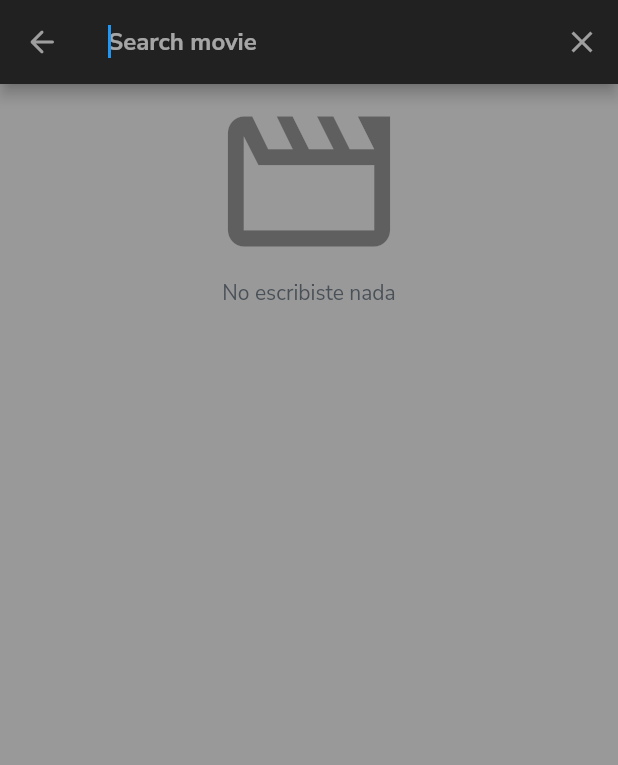
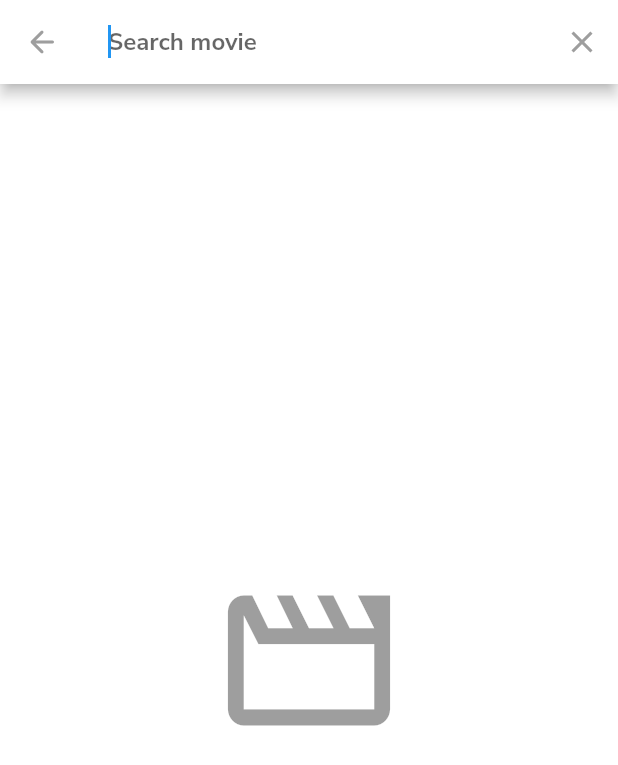
Before and after one commit to YerikAH/movies-app, a Flutter app: the screen it shows after launch, after a tap on the "search" icon, on a phone screen of 412 x 824 dp. Shown: the top 765 px of the screen. Run offline on Flutter 3.47's test engine with Material 2 defaults, Android fonts, the phone set to English and light mode, and no system bars; our stand-ins replace card_swiper; network calls fail.

Commit message:
Dev: add styles

```diff
--- a/lib/search/search_delegate.dart
+++ b/lib/search/search_delegate.dart
@@ -1,5 +1,4 @@
 import 'package:flutter/material.dart';
-import 'package:movies_app/theme/app_theme.dart';
 import 'package:movies_app/providers/movie_provider.dart';
 import 'package:provider/provider.dart';
 import 'package:movies_app/models/models.dart';
@@ -12,7 +11,7 @@ class MovieSearchDelegate extends SearchDelegate {
   List<Widget> buildActions(BuildContext context) {
     return [
       IconButton(
-        icon: Icon(Icons.clear),
+        icon: const Icon(Icons.clear),
         onPressed: () => query = '',
       )
     ];
@@ -22,29 +21,23 @@ class MovieSearchDelegate extends SearchDelegate {
   Widget buildLeading(BuildContext context) {
     return IconButton(
       onPressed: () => close(context, null),
-      icon: Icon(Icons.arrow_back_rounded),
+      icon: const Icon(Icons.arrow_back_rounded),
     );
   }
 
   @override
   Widget buildResults(BuildContext context) {
     return Text("my build results",
-        style: TextStyle(color: AppTheme.gray));
+        style: Theme.of(context).textTheme.bodyText1);
   }
 
   Widget _emptyContainer() {
-    return Column(
-      children: const[
-        Center(
+    return const Center(
       child: Icon(
         Icons.movie_creation_outlined,
         color: Colors.black38,
         size: 130.0,
       ),
-
-        ),
-        Text("No escribiste nada")
-      ],
     );
   }
 
@@ -56,17 +49,15 @@ class MovieSearchDelegate extends SearchDelegate {
 
     final moviesProvider = Provider.of<MoviesProvider>(context, listen: false);
 
-
     return FutureBuilder(
       future: moviesProvider.searchMovies(query),
       builder: (_, AsyncSnapshot<List<Result>> snapshot) {
-        print(snapshot);
         if (!snapshot.hasData) {
           return _emptyContainer();
-        }else{
+        } else {
           final movies = snapshot.data!;
           return ListView.builder(
-	    itemBuilder: (context, index)=> _MovieItem(movies[index]),
+            itemBuilder: (context, index) => _MovieItem(movies[index]),
             itemCount: movies.length,
           );
         }
@@ -75,28 +66,24 @@ class MovieSearchDelegate extends SearchDelegate {
   }
 }
 
-class _MovieItem extends StatelessWidget{
+class _MovieItem extends StatelessWidget {
   final Result movie;
   const _MovieItem(this.movie);
 
   @override
-  Widget build(BuildContext context){
+  Widget build(BuildContext context) {
     return ListTile(
       leading: FadeInImage(
-	  placeholder: AssetImage("assets/no-image.jpg"),
-	  image: NetworkImage( movie.fullPosterImg),
+        placeholder: const AssetImage("assets/no-image.jpg"),
+        image: NetworkImage(movie.fullPosterImg),
         width: 50.0,
         fit: BoxFit.contain,
-
       ),
-
-	title: Text(movie.title!),
-	subtitle: Text ( movie.originalTitle!),
-	onTap: (){
+      title: Text(movie.title!,style: Theme.of(context).textTheme.subtitle1,),
+      subtitle: Text(movie.originalTitle!, style: Theme.of(context).textTheme.bodyText1,),
+      onTap: () {
         Navigator.pushNamed(context, 'details', arguments: movie);
       },
     );
   }
-
-
 }
--- a/lib/theme/app_theme.dart
+++ b/lib/theme/app_theme.dart
@@ -4,10 +4,11 @@ class AppTheme{
   static const Color black = Color(0xff333333);
   static const Color gray = Color(0xff495057);
   static const Color white = Colors.white;
-  static const Color skyBlue = Color(0xff5390d9);
+  static const Color whitePale = Color(0xffe9ecef);
+  static const Color skyBlue = Color(0xff4361ee);
   static const Color blackBlue = Color(0xff1b263b);
-  static final ThemeData configTheme = ThemeData.dark().copyWith(
-    scaffoldBackgroundColor: black.withOpacity(0.5),
+  static final ThemeData configTheme = ThemeData.light().copyWith(
+    scaffoldBackgroundColor: white,
     appBarTheme: const AppBarTheme(
       elevation: 0,
       color: skyBlue
@@ -17,14 +18,14 @@ class AppTheme{
     headline2: TextStyle(fontFamily: fontFamily, fontSize: 16, fontWeight: FontWeight.bold, color:black),
     headline3: TextStyle(fontFamily: fontFamily, fontSize: 16, fontWeight: FontWeight.bold, color:black),
     headline4: TextStyle(fontFamily: fontFamily, fontSize: 16, fontWeight: FontWeight.bold, color:black),
-    headline5: TextStyle(fontFamily: fontFamily, fontSize: 20, fontWeight: FontWeight.bold, color:black),
+    headline5: TextStyle(fontFamily: fontFamily, fontSize: 20, fontWeight: FontWeight.w800, color:black),
     headline6: TextStyle(fontFamily: fontFamily, fontSize: 16, fontWeight: FontWeight.bold, color:black),
     bodyText1: TextStyle(fontFamily: fontFamily, fontSize: 14, color:gray),
     bodyText2: TextStyle(fontFamily: fontFamily, fontSize: 14, color:gray),
     caption: TextStyle(fontFamily: fontFamily, fontSize: 14, color:black),
     button: TextStyle(fontFamily: fontFamily, fontSize: 14, color:black),
-    subtitle1: TextStyle(fontFamily: fontFamily, fontSize: 14, color:black),
-    subtitle2: TextStyle(fontFamily: fontFamily, fontSize: 14, color:black),
+    subtitle1: TextStyle(fontFamily: fontFamily, fontSize: 16, color:black,fontWeight: FontWeight.w700),
+    subtitle2: TextStyle(fontFamily: fontFamily, fontSize: 14, color:black,fontWeight: FontWeight.w700),
     overline: TextStyle(fontFamily: fontFamily, fontSize: 14, color:black),
     ),
 
```
Also changed, not shown: lib/screens/details_screen.dart (+8 -7 lines), assets/loading.gif, assets/no-image.jpg. Lines whose indentation alone changed are shown as unchanged.
